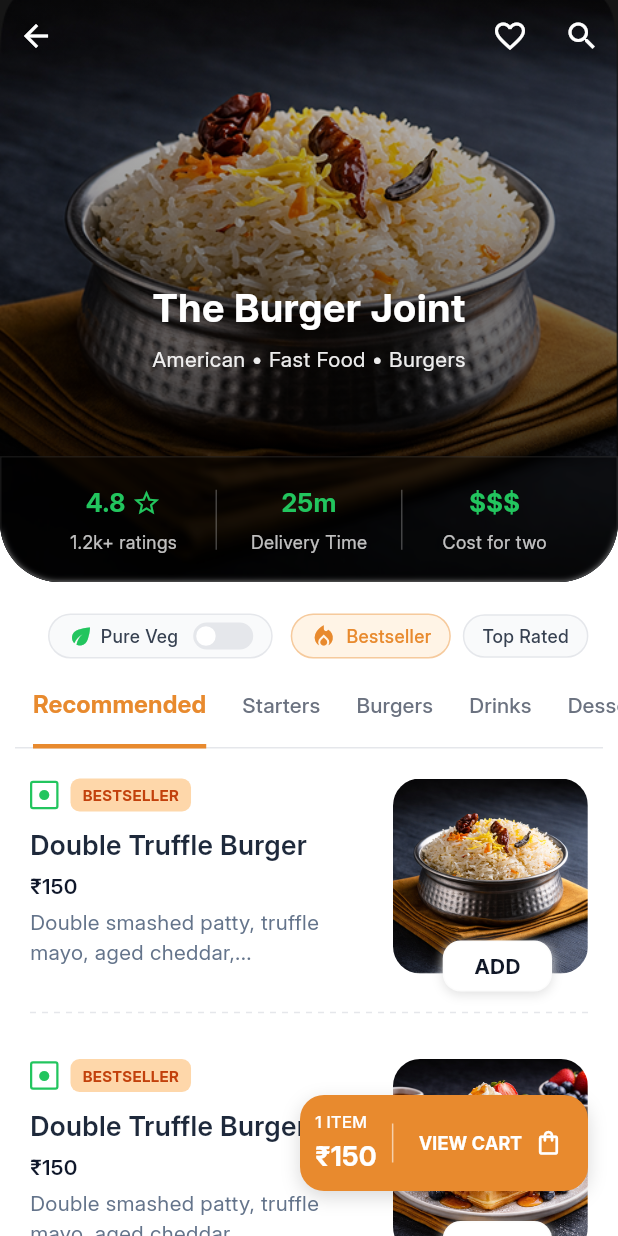
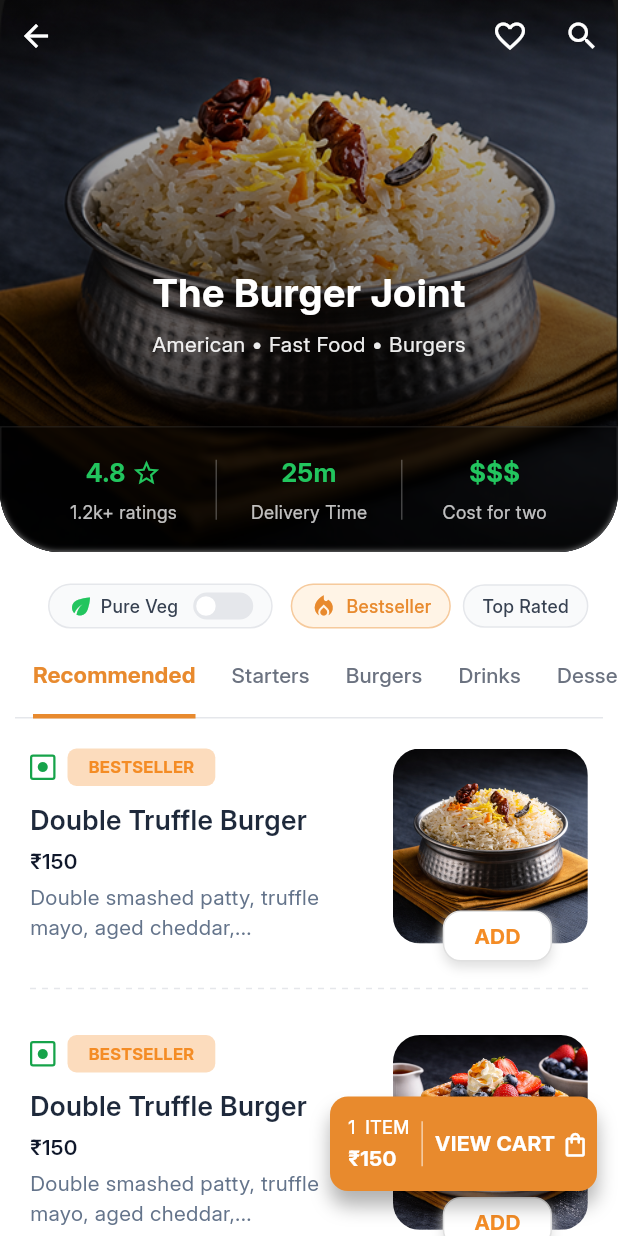
Before and after one commit to jsjoshishubh/DeliverLo, a Flutter app: the SearchDetailsPage screen opened by its route, after a tap on "ADD", on a phone screen of 412 x 824 dp. Run offline on Flutter 3.47's test engine with Material 3 defaults, Android fonts, the phone set to English and light mode, and no system bars; drawn by our look-alikes of flutter_switch; our stand-ins replace dio, get, get_storage, pin_code_fields; accounts and stored records are empty.

```diff
--- a/lib/Commons and Reusables/common_bottomSheet.dart
+++ b/lib/Commons and Reusables/common_bottomSheet.dart
@@ -44,7 +44,7 @@ Future<T?> showCommonBottomSheet<T>({
      enableDrag: enableDrag,
      constraints: BoxConstraints(maxHeight: MediaQuery.of(context).size.height - MediaQuery.of(context).padding.top),
      shape: shape != null ? shape: RoundedRectangleBorder(borderRadius: BorderRadius.vertical(
-              top: const Radius.circular(20),
+              top: const Radius.circular(30),
             )),
      builder: (BuildContext context) {
        return  Container(child: child,
--- /dev/null
+++ b/lib/Commons and Reusables/common_doted_divider.dart
@@ -0,0 +1,24 @@
+import 'package:flutter/material.dart';
+
+class DottedLinePainter extends CustomPainter {
+  DottedLinePainter({required this.color});
+  final Color color;
+
+  @override
+  void paint(Canvas canvas, Size size) {
+    final paint = Paint()
+      ..color = color
+      ..strokeWidth = 1
+      ..style = PaintingStyle.stroke;
+    const dashWidth = 4.0;
+    const gap = 4.0;
+    double x = 0;
+    while (x < size.width) {
+      canvas.drawLine(Offset(x, 0), Offset(x + dashWidth, 0), paint);
+      x += dashWidth + gap;
+    }
+  }
+
+  @override
+  bool shouldRepaint(covariant CustomPainter oldDelegate) => false;
+}
--- a/lib/Components/SearchPageComponents/search_details_component.dart
+++ b/lib/Components/SearchPageComponents/search_details_component.dart
@@ -8,14 +8,14 @@ import 'package:deliverylo/Utils/utils.dart';
 import 'package:flutter/material.dart';
 import 'package:flutter_switch/flutter_switch.dart';
 
-/// Parses price string like "₹150" to integer value.
-int _parsePrice(String? priceStr) {
-  if (priceStr == null || priceStr.isEmpty) return 0;
-  final cleaned = priceStr.replaceAll(RegExp(r'[^\d]'), '');
-  return int.tryParse(cleaned) ?? 0;
-}
+class SearchDetailsComponent extends StatefulWidget {
+  final Map<String, dynamic> restaurantDetails;
+  final List<String> menuTabs;
+  final List<Map<String, dynamic>> menuItems;
+  final String? topImageUrl;
+  final Color? topColor;
+  final double? topHeight;
 
-class SearchDetailsComponent extends StatefulWidget {
   const SearchDetailsComponent({
     super.key,
     required this.restaurantDetails,
@@ -26,12 +26,7 @@ class SearchDetailsComponent extends StatefulWidget {
     this.topHeight,
   });
 
-  final Map<String, dynamic> restaurantDetails;
-  final List<String> menuTabs;
-  final List<Map<String, dynamic>> menuItems;
-  final String? topImageUrl;
-  final Color? topColor;
-  final double? topHeight;
+
 
   @override
   State<SearchDetailsComponent> createState() => _SearchDetailsComponentState();
@@ -40,7 +35,6 @@ class SearchDetailsComponent extends StatefulWidget {
 class _SearchDetailsComponentState extends State<SearchDetailsComponent> {
   bool _pureVeg = false;
   int _selectedTabIndex = 0;
-  /// 0 = Bestseller, 1 = Top R
   int _selectedFilterIndex = 0;
   final List<Map<String, dynamic>> _cartItems = [];
 
@@ -51,15 +45,12 @@ class _SearchDetailsComponentState extends State<SearchDetailsComponent> {
   }
 
   int get _cartItemCount => _cartItems.length;
-  int get _cartTotalAmount =>
-      _cartItems.fold(0, (sum, item) => sum + _parsePrice(item['price'] as String?));
+  int get _cartTotalAmount => _cartItems.fold(0, (sum, item) => sum + parsePrice(item['price'] as String?));
   String get _cartTotalFormatted => '₹$_cartTotalAmount';
 
   @override
   Widget build(BuildContext context) {
-    return widget.topImageUrl != null
-        ? _buildWithBackground()
-        : _buildContentOnly();
+    return widget.topImageUrl != null ? _buildWithBackground() : _buildContentOnly();
   }
 
   Widget _buildWithBackground() {
@@ -434,18 +425,16 @@ class _SearchDetailsComponentState extends State<SearchDetailsComponent> {
       onTap: _cartItemCount > 0 ? () {} : null,
       child: Container(
         width: double.infinity,
-        margin: const EdgeInsets.fromLTRB(200, 0, 20, 30),
-        padding: const EdgeInsets.symmetric(horizontal: 10, vertical: 10),
+        margin: const EdgeInsets.fromLTRB(220, 0, 14, 30),
+        padding: const EdgeInsets.symmetric(horizontal: 12, vertical: 12),
         decoration: BoxDecoration(
-          color: _cartItemCount > 0
-              ? HexColor.fromHex('#E88A2E')
-              : HexColor.fromHex('#9CA3AF'),
-          borderRadius: BorderRadius.circular(16),
+          color: _cartItemCount > 0 ? HexColor.fromHex('#E88A2D') : HexColor.fromHex('#9CA3AF'),
+          borderRadius: BorderRadius.circular(12),
           boxShadow: [
             BoxShadow(
-              color: Colors.black.withValues(alpha: 0.15),
+              color: Colors.black.withValues(alpha: 0.3),
               blurRadius: 10,
-              offset: const Offset(0, 4),
+              offset: const Offset(0, 10),
             ),
           ],
         ),
@@ -456,9 +445,9 @@ class _SearchDetailsComponentState extends State<SearchDetailsComponent> {
               mainAxisSize: MainAxisSize.min,
               children: [
                 Text(
-                  '$_cartItemCount ITEM${_cartItemCount != 1 ? 'S' : ''}',
+                  '$_cartItemCount  ITEM${_cartItemCount != 1 ? 'S' : ''}',
                   style: commonTextStyle(
-                    fontSize: 11,
+                    fontSize: 12,
                     fontColor: Colors.white,
                     fontWeight: FontWeight.w500,
                   ),
@@ -467,7 +456,7 @@ class _SearchDetailsComponentState extends State<SearchDetailsComponent> {
                 Text(
                   _cartItemCount > 0 ? _cartTotalFormatted : '₹0',
                   style: commonTextStyle(
-                    fontSize: 18,
+                    fontSize: 14,
                     fontColor: Colors.white,
                     fontWeight: FontWeight.w700,
                   ),
@@ -476,23 +465,24 @@ class _SearchDetailsComponentState extends State<SearchDetailsComponent> {
             ),
             Container(
               width: 1,
-              height: 26,
-              margin: const EdgeInsets.symmetric(horizontal: 10),
+              height: 30,
+              margin: const EdgeInsets.symmetric(horizontal: 8),
               color: Colors.white.withValues(alpha: 0.6),
             ),
             Expanded(
               child: Row(
                 mainAxisAlignment: MainAxisAlignment.center,
+                crossAxisAlignment: CrossAxisAlignment.end,
                 children: [
                   Text(
                     'VIEW CART',
                     style: commonTextStyle(
-                      fontSize: 12,
+                      fontSize: 14,
                       fontColor: Colors.white,
                       fontWeight: FontWeight.w700,
                     ),
                   ),
-                  const SizedBox(width: 8),
+                  const SizedBox(width: 4),
                   Icon(
                     Icons.shopping_bag_outlined,
                     color: Colors.white,
--- a/lib/Components/SearchPageComponents/search_details_tab_bar.dart
+++ b/lib/Components/SearchPageComponents/search_details_tab_bar.dart
@@ -1,10 +1,16 @@
+import 'package:deliverylo/Commons%20and%20Reusables/common_bottomSheet.dart';
+import 'package:deliverylo/Commons%20and%20Reusables/common_doted_divider.dart';
 import 'package:deliverylo/Styles/app_colors.dart';
 import 'package:deliverylo/Utils/utils.dart';
 import 'package:flutter/material.dart';
 
-/// Tab bar with a full-width grey bottom divider and an orange underline
-/// for the selected tab. Shows menu item cards below according to [selectedIndex].
 class SearchDetailsTabBar extends StatefulWidget {
+  final List<String> tabs;
+  final int selectedIndex;
+  final ValueChanged<int> onTabChanged;
+  final List<List<Map<String, dynamic>>> menuItemsByTab;
+  final void Function(Map<String, dynamic> item) onAddToCart;
+
   const SearchDetailsTabBar({
     super.key,
     required this.tabs,
@@ -14,21 +20,13 @@ class SearchDetailsTabBar extends StatefulWidget {
     required this.onAddToCart,
   });
 
-  final List<String> tabs;
-  final int selectedIndex;
-  final ValueChanged<int> onTabChanged;
-  /// One list of menu items per tab; [selectedIndex] determines which list is shown.
-  final List<List<Map<String, dynamic>>> menuItemsByTab;
-  final void Function(Map<String, dynamic> item) onAddToCart;
 
   @override
   State<SearchDetailsTabBar> createState() => _SearchDetailsTabBarState();
 }
 
-class _SearchDetailsTabBarState extends State<SearchDetailsTabBar>
-    with SingleTickerProviderStateMixin {
+class _SearchDetailsTabBarState extends State<SearchDetailsTabBar> with SingleTickerProviderStateMixin {
   late TabController _controller;
-
   static const double _dividerHeight = 1;
   static const double _indicatorHeight = 3;
   static const Color _dividerColor = Color(0xFFE5E7EB);
@@ -54,9 +52,7 @@ class _SearchDetailsTabBarState extends State<SearchDetailsTabBar>
         vsync: this,
         initialIndex: widget.selectedIndex.clamp(0, widget.tabs.length - 1),
       );
-    } else if (_controller.index != widget.selectedIndex &&
-        widget.selectedIndex >= 0 &&
-        widget.selectedIndex < widget.tabs.length) {
+    } else if (_controller.index != widget.selectedIndex && widget.selectedIndex >= 0 && widget.selectedIndex < widget.tabs.length) {
       _controller.animateTo(widget.selectedIndex);
     }
   }
@@ -103,38 +99,17 @@ class _SearchDetailsTabBarState extends State<SearchDetailsTabBar>
                 isScrollable: true,
                 tabAlignment: TabAlignment.start,
                 indicator: UnderlineTabIndicator(
-                  borderSide: BorderSide(
-                    color: HexColor.fromHex('#E88A2E'),
-                    width: _indicatorHeight,
-                  ),
-                ),
+                borderSide: BorderSide(color: HexColor.fromHex('#E88A2E'),width: _indicatorHeight,),),
                 indicatorSize: TabBarIndicatorSize.label,
                 indicatorPadding: EdgeInsets.zero,
                 labelPadding: const EdgeInsets.symmetric(horizontal: 12, vertical: 4),
                 dividerColor: Colors.transparent,
                 labelColor: HexColor.fromHex('#E88A2E'),
                 unselectedLabelColor: _unselectedColor,
-                labelStyle: commonTextStyle(
-                  fontSize: 16,
-                  fontColor: HexColor.fromHex('#E88A2E'),
-                  fontWeight: FontWeight.w700,
-                ),
-                unselectedLabelStyle: commonTextStyle(
-                  fontSize: 14,
-                  fontColor: _unselectedColor,
-                  fontWeight: FontWeight.w500,
-                ),
+                labelStyle: commonTextStyle(fontSize: 15,fontColor: HexColor.fromHex('#F48C25'),fontWeight: FontWeight.w700,),
+                unselectedLabelStyle: commonTextStyle(fontSize: 14,fontColor: HexColor.fromHex('#64748B'),fontWeight: FontWeight.w500,),
                 padding: const EdgeInsets.symmetric(horizontal: 10),
-                tabs: widget.tabs
-                    .map(
-                      (label) => Tab(
-                        child: Text(
-                          label,
-                          overflow: TextOverflow.visible,
-                        ),
-                      ),
-                    )
-                    .toList(),
+                tabs: widget.tabs.map((label) => Tab(child: Text(label,overflow: TextOverflow.visible,),),).toList(),
               ),
             ],
           ),
@@ -154,6 +129,10 @@ class _SearchDetailsTabBarState extends State<SearchDetailsTabBar>
 
 
 class SearchDetailsMenuItemCard extends StatelessWidget {
+  final Map<String, dynamic> item;
+  final VoidCallback onAddTap;
+  final double? topPadding;
+  final bool showBottomDivider;
   const SearchDetailsMenuItemCard({
     super.key,
     required this.item,
@@ -162,23 +141,31 @@ class SearchDetailsMenuItemCard extends StatelessWidget {
     this.showBottomDivider = true,
   });
 
-  final Map<String, dynamic> item;
-  final VoidCallback onAddTap;
-  final double? topPadding;
-  final bool showBottomDivider;
+
+
+  getItemDetailsBottomSheet(context){
+    return showCommonBottomSheet(
+      context: context,
+      child: Container(
+        height: MediaQuery.of(context).size.height * 0.72,
+        child: SearchedItemDetailedBottomBarComponent(),
+      ),
+    );
+  }
 
   @override
   Widget build(BuildContext context) {
     final isVeg = item['isVeg'] as bool? ?? true;
     final isBestseller = item['isBestseller'] as bool? ?? false;
-    final top = topPadding ?? 20.0;
 
     return Column(
       crossAxisAlignment: CrossAxisAlignment.start,
       mainAxisSize: MainAxisSize.min,
       children: [
-        Padding(
-          padding: EdgeInsets.fromLTRB(20, 20, 20, 16),
+        InkWell(
+          onTap: () => getItemDetailsBottomSheet(context),
+          child: Padding(
+            padding: EdgeInsets.fromLTRB(20, 20, 20, 20),
             child: Row(
               crossAxisAlignment: CrossAxisAlignment.start,
               children: [
@@ -186,31 +173,30 @@ class SearchDetailsMenuItemCard extends StatelessWidget {
                   child: Column(
                     crossAxisAlignment: CrossAxisAlignment.start,
                     children: [
-                    // Veg icon first, then BESTSELLER tag (per image)
                       Row(
                         children: [
                           if (isVeg)
                             Container(
-                            padding: const EdgeInsets.all(4),
+                              padding: const EdgeInsets.all(3),
                               decoration: BoxDecoration(
                                 borderRadius: BorderRadius.circular(2),
-                              border: Border.all(color: HexColor.fromHex('#22C55E'), width: 1.5),
+                                border: Border.all(color: HexColor.fromHex('#16A34A'), width: 1.5),
                               ),
-                            child: Icon(Icons.circle, size: 8, color: HexColor.fromHex('#22C55E')),
+                              child: Icon(Icons.circle, size: 8, color: HexColor.fromHex('#16A34A')),
                             ),
                           if (isVeg && isBestseller) const SizedBox(width: 8),
                           if (isBestseller)
                             Container(
-                            padding: const EdgeInsets.symmetric(horizontal: 8, vertical: 4),
+                              padding: const EdgeInsets.symmetric(horizontal: 14, vertical: 4.5),
                               decoration: BoxDecoration(
-                              color: HexColor.fromHex('#FED7AA'),
+                                color: HexColor.fromHex('#F48C25').withOpacity(0.3),
                                 borderRadius: BorderRadius.circular(6),
                               ),
                               child: Text(
                                 'BESTSELLER',
                                 style: commonTextStyle(
-                                fontSize: 10,
-                                fontColor: HexColor.fromHex('#C2410C'),
+                                  fontSize: 11,
+                                  fontColor: HexColor.fromHex('#F48C25'),
                                   fontWeight: FontWeight.w700,
                                 ),
                               ),
@@ -282,14 +268,14 @@ class SearchDetailsMenuItemCard extends StatelessWidget {
                             color: Colors.white,
                             borderRadius: BorderRadius.circular(12),
                             border: Border.all(
-                            color:Colors.grey.shade300.withValues(alpha: 0.1),
+                              color:Colors.grey.shade300.withValues(alpha: 1),
                               width: 1,
                             ),
                             boxShadow: [
                               BoxShadow(
                                 color: Colors.grey.shade300,
                                 blurRadius: 6,
-                              offset: const Offset(0, 2),
+                                offset: const Offset(0, 4),
                               ),
                             ],
                           ),
@@ -297,7 +283,7 @@ class SearchDetailsMenuItemCard extends StatelessWidget {
                             'ADD',
                             style: commonTextStyle(
                               fontSize: 14,
-                            fontColor: HexColor.fromHex('#111827'),
+                              fontColor: HexColor.fromHex('#F48C25'),
                               fontWeight: FontWeight.w700,
                             ),
                           ),
@@ -309,12 +295,13 @@ class SearchDetailsMenuItemCard extends StatelessWidget {
               ],
             ),
           ),
+        ),
         if (showBottomDivider)
           Padding(
             padding: const EdgeInsets.symmetric(horizontal: 20,vertical: 10),
             child: CustomPaint(
               size: const Size(double.infinity, 1),
-              painter: _DottedLinePainter(color: HexColor.fromHex('#E5E7EB')),
+              painter: DottedLinePainter(color: HexColor.fromHex('#E5E7EB')),
             ),
           ),
       ],
@@ -322,25 +309,84 @@ class SearchDetailsMenuItemCard extends StatelessWidget {
   }
 }
 
-class _DottedLinePainter extends CustomPainter {
-  _DottedLinePainter({required this.color});
-  final Color color;
+
+
+class SearchedItemDetailedBottomBarComponent extends StatefulWidget {
+  const SearchedItemDetailedBottomBarComponent({super.key});
 
   @override
-  void paint(Canvas canvas, Size size) {
-    final paint = Paint()
-      ..color = color
-      ..strokeWidth = 1
-      ..style = PaintingStyle.stroke;
-    const dashWidth = 4.0;
-    const gap = 4.0;
-    double x = 0;
-    while (x < size.width) {
-      canvas.drawLine(Offset(x, 0), Offset(x + dashWidth, 0), paint);
-      x += dashWidth + gap;
+  State<SearchedItemDetailedBottomBarComponent> createState() => _SearchedItemDetailedBottomBarComponentState();
+}
+
+class _SearchedItemDetailedBottomBarComponentState extends State<SearchedItemDetailedBottomBarComponent> {
+  @override
+  Widget build(BuildContext context) {
+    return Column(
+      children: [
+        Container(
+          margin: EdgeInsets.only(top: 20,bottom: 20),
+          height: 8,
+          width: 60,
+          decoration: BoxDecoration(color: HexColor.fromHex('#D1D5DB'),borderRadius: BorderRadius.circular(20)),
+        ),
+        Text('Hyderabadi Biryani',style: commonTextStyle(fontColor: HexColor.fromHex('#111827'),fontSize:24,fontWeight: FontWeight.w700),),
+        SizedBox(height: 10,),
+        Container(
+          child: Row(
+            mainAxisAlignment: MainAxisAlignment.center,
+            children: [
+              Container(
+                child: Row(
+                  children: [
+                    Icon(Icons.star_border,color: HexColor.fromHex('#16A34A'),size: 18,),
+                    SizedBox(width: 5,),
+                    Text('4.8',style: commonTextStyle(fontColor: HexColor.fromHex('#16A34A'),fontSize: 14,fontWeight: FontWeight.w700)),
+                  ],
+                ),
+              ),
+              SizedBox(width: 10,),
+              Container(
+                height: 6,
+                width: 6,
+                decoration: BoxDecoration(shape: BoxShape.circle,color: Colors.grey.shade400),
+              ),
+              SizedBox(width: 10,),
+              Text('1.2k Reviews',style: commonTextStyle(fontColor: HexColor.fromHex('#A6A6A6'),fontSize: 14, fontWeight: FontWeight.w500),),
+              SizedBox(width: 10,),
+              Container(
+                height: 6,
+                width: 6,
+                decoration: BoxDecoration(shape: BoxShape.circle,color: Colors.grey.shade400),
+              ),
+              SizedBox(width: 10,),
+              Text('Spicy',style: commonTextStyle(fontColor: HexColor.fromHex('#F48C25'),fontSize: 14, fontWeight: FontWeight.w500),),
+            ],
+          ),
+        ),
+        Padding(
+          padding: const EdgeInsets.symmetric(horizontal: 54.0,vertical: 10),
+          child: Text(
+            'Authentic Basmati rice cooked with marinated chicken pieces, fresh herbs, and traditional spices. Served with Mirchi ka Salan and Raita.',
+            maxLines: 3,
+            textAlign: TextAlign.center,
+            style: commonTextStyle(fontSize: 14,fontWeight: FontWeight.w400,fontColor: HexColor.fromHex('#4B5563')),
+          ),
+        ),
+
+        Align(
+          alignment: Alignment.centerLeft,
+          child: Padding(
+            padding: const EdgeInsets.symmetric(horizontal:16.0),
+            child: Column(
+              crossAxisAlignment: CrossAxisAlignment.start,
+              children: [
+                Text('Customize Order',style: commonTextStyle(fontColor: HexColor.fromHex('#111827'),fontSize: 18,fontWeight: FontWeight.w700),),
+                SizedBox(height: 10,),
+              ],
+            ),
+          ),
+        ),
+      ],
+    );
   }
 }
-
-  @override
-  bool shouldRepaint(covariant CustomPainter oldDelegate) => false;
-}
--- a/lib/Utils/utils.dart
+++ b/lib/Utils/utils.dart
@@ -102,3 +102,9 @@ commonTextStyle({Color? fontColor, double? fontSize,String? fontType,FontWeight?
     fontWeight: fontWeight == null ? FontWeight.w800 : fontWeight,
   );
 }
+
+int parsePrice(String? priceStr) {
+  if (priceStr == null || priceStr.isEmpty) return 0;
+  final cleaned = priceStr.replaceAll(RegExp(r'[^\d]'), '');
+  return int.tryParse(cleaned) ?? 0;
+}
--- a/lib/Views/mainHome/Search_Details_Page.dart
+++ b/lib/Views/mainHome/Search_Details_Page.dart
@@ -3,8 +3,6 @@ import 'package:deliverylo/Styles/app_colors.dart';
 import 'package:flutter/material.dart';
 import 'package:get/get.dart';
 
-/// Sample restaurant and menu data for Search Details Page.
-/// Can be overridden by [Get.arguments] when navigating from search results.
 final Map<String, dynamic> _defaultRestaurantDetails = {
   'name': 'The Burger Joint',
   'cuisine': 'American • Fast Food • Burgers',
@@ -56,13 +54,9 @@ class SearchDetailsPage extends StatelessWidget {
   @override
   Widget build(BuildContext context) {
     final args = Get.arguments as Map<String, dynamic>?;
-    final restaurantDetails = args != null
-        ? _restaurantDetailsFromSearch(args)
-        : _defaultRestaurantDetails;
+    final restaurantDetails = args != null ? _restaurantDetailsFromSearch(args) : _defaultRestaurantDetails;
     final menuTabs = _defaultMenuTabs;
-    final menuItems = args != null && args['menuItems'] != null
-        ? List<Map<String, dynamic>>.from(args['menuItems'] as List)
-        : _defaultMenuItems;
+    final menuItems = args != null && args['menuItems'] != null ? List<Map<String, dynamic>>.from(args['menuItems'] as List) : _defaultMenuItems;
 
     return Scaffold(
       backgroundColor: Colors.white,
@@ -72,7 +66,7 @@ class SearchDetailsPage extends StatelessWidget {
         menuItems: menuItems,
         topImageUrl: restaurantDetails['heroImageUrl'] as String?,
         topColor: HexColor.fromHex('#1A1A1A'),
-        topHeight: 360,
+        topHeight: 340,
       ),
     );
   }
--- a/lib/main.dart
+++ b/lib/main.dart
@@ -32,6 +32,7 @@ class _MyAppState extends State<MyApp> {
    }else{
       // return  shownOnboard ? Routes.LOGINPAGE : Routes.ONBOARDING;
       return  Routes.MAIN_DASHBOARD;
+      // return  Routes.ONBOARDING;
       // return Routes.LOGINPAGE;ç
     }
   }
```
Lines whose indentation alone changed are shown as unchanged.
